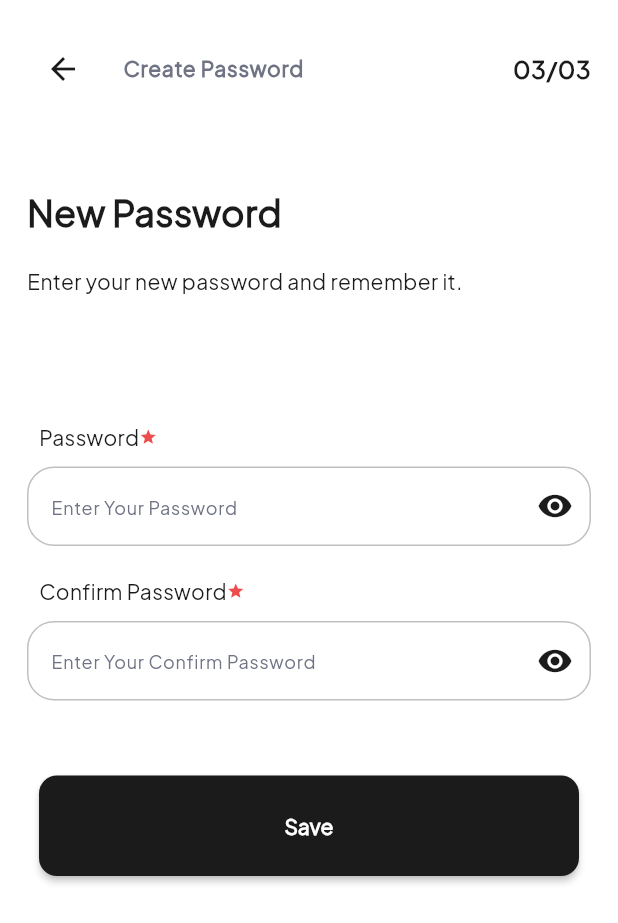
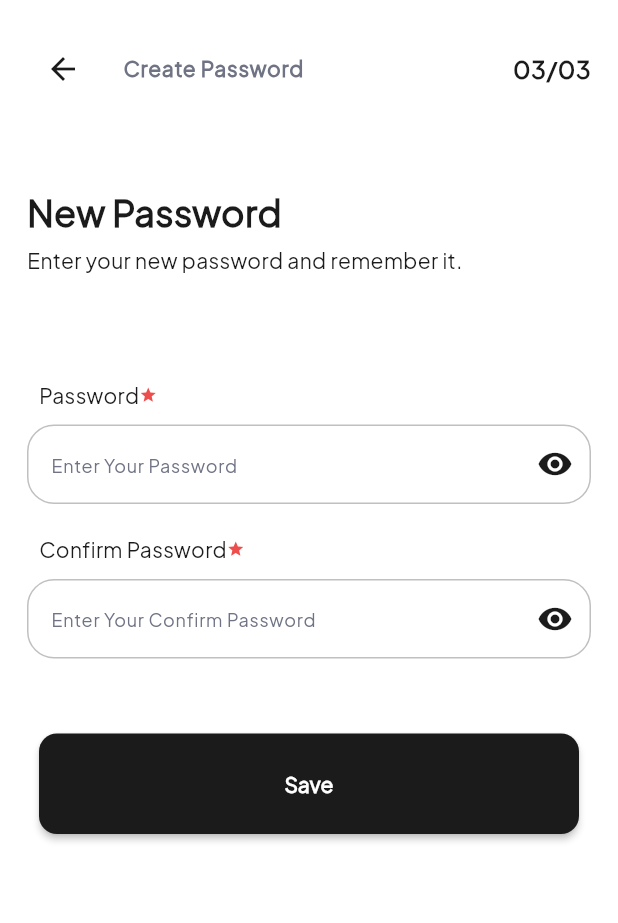
Before and after one commit to Mahmoud-Adel-Ali/Quick-Mart-E-commerce-App, a Flutter app: the ForgetPasswodNewPasswordView screen opened by its route, on a phone screen of 412 x 824 dp. Shown: the top 923 px of the screen. Run offline on Flutter 3.47's test engine with Material 3 defaults, Android fonts, the phone set to English and light mode, and no system bars; our stand-ins replace animated_custom_dropdown, flutter_bloc, flutter_svg, fluttertoast, intl_phone_field, pinput and 1 more; accounts and stored records are empty.

Commit message:
refactor some views

```diff
--- a/lib/features/auth/presentation/widgets/form_header.dart
+++ b/lib/features/auth/presentation/widgets/form_header.dart
@@ -28,7 +28,16 @@ class FormHeader extends StatelessWidget {
           ),
         ),
         const SizedBox(height: 5),
-        Row(
+        secondViewName == null
+            ? Container(
+              width: double.infinity,
+              alignment: Alignment.centerLeft,
+              child: Text(
+                  leadingText,
+                  style: Styless.textRegular14(context),
+                ),
+            )
+            : Row(
                 children: [
                   Text(
                     leadingText,
@@ -37,7 +46,7 @@ class FormHeader extends StatelessWidget {
                   TextButton(
                     onPressed: onPressed,
                     child: Text(
-                secondViewName ?? '',
+                      secondViewName!,
                       style: Styless.textRegular14(context)
                           .copyWith(color: context.color.cyan),
                     ),
--- a/lib/features/onBoarding/presentation/widgets/onboarding_secode_view.dart
+++ b/lib/features/onBoarding/presentation/widgets/onboarding_secode_view.dart
@@ -25,7 +25,7 @@ class OnBoardingSecodeView extends StatelessWidget {
           },
           icon: Icon(
             Icons.arrow_back,
-            color: context.color.grey50,
+            color: context.color.textColor,
             size: 32,
           ),
         ),
```
Lines whose indentation alone changed are shown as unchanged.
